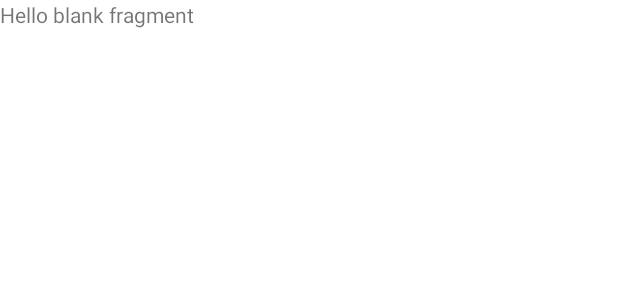
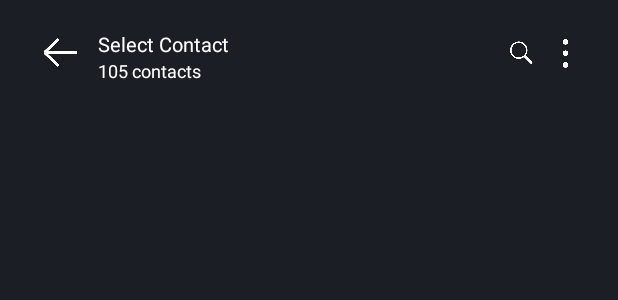
Before and after one commit to amannnnnyyyy/Android_app, an Android app built with Jetpack Compose: the layout fragment_contacts_list.xml on its own in the app's theme, with its tools: preview values and no code run, on a phone screen of 412 x 824 dp. Shown: the top 300 px of the screen. Run offline under Robolectric (Android 15) with nearby library versions, the phone set to English and light mode, and no system bars.

Commit message:
contact list fragment and no action bar

```diff
--- a/app/src/main/AndroidManifest.xml
+++ b/app/src/main/AndroidManifest.xml
@@ -19,13 +19,13 @@
         android:supportsRtl="true"
         android:theme="@style/Theme.MyApplication1">
         <activity
-            android:name=".ContactsListActivity"
+            android:name=".MainActivity"
             android:exported="true" />
         <activity
             android:name=".ChatAppClone"
             android:exported="true" />
         <activity
-            android:name=".MainActivity"
+            android:name=".ContactsListActivity"
             android:exported="true"
             android:theme="@style/Theme.MyApplication1">
             <intent-filter>
--- a/app/src/main/java/com/example/myapplication1/ContactsListActivity.kt
+++ b/app/src/main/java/com/example/myapplication1/ContactsListActivity.kt
@@ -35,6 +35,11 @@ class ContactsListActivity : AppCompatActivity(), ContactsAdapter.OnItemClickLis
             val systemBars = insets.getInsets(WindowInsetsCompat.Type.systemBars())
             v.setPadding(systemBars.left, systemBars.top, systemBars.right, systemBars.bottom)
             insets
+        }
+
+        if(savedInstanceState==null){
+            supportFragmentManager.beginTransaction().replace(R.id.main, MainChats()).commit()
+//            supportFragmentManager.beginTransaction().replace(R.id.main, ContactsList()).commit()
         }
 
         numberOfContacts = findViewById<TextView>(R.id.number_of_contacts)
--- a/app/src/main/java/com/example/myapplication1/MainChats.kt
+++ b/app/src/main/java/com/example/myapplication1/MainChats.kt
@@ -83,9 +83,7 @@ class MainChats : Fragment(), ChatAdapter.OnItemClickListener {
 
     fun openNewChat(view:View){
         view.setOnClickListener {
-            Intent(requireContext(), ContactsListActivity::class.java).also {
-                startActivity(it)
-            }
+            parentFragmentManager.beginTransaction().replace(R.id.main, ContactsList()).commit()
         }
     }
 
--- a/app/src/main/res/layout/fragment_contacts_list.xml
+++ b/app/src/main/res/layout/fragment_contacts_list.xml
@@ -1,14 +1,96 @@
 <?xml version="1.0" encoding="utf-8"?>
-<FrameLayout xmlns:android="http://schemas.android.com/apk/res/android"
+<androidx.constraintlayout.widget.ConstraintLayout xmlns:android="http://schemas.android.com/apk/res/android"
+    xmlns:app="http://schemas.android.com/apk/res-auto"
     xmlns:tools="http://schemas.android.com/tools"
+    android:id="@+id/main"
     android:layout_width="match_parent"
     android:layout_height="match_parent"
-    tools:context=".ContactsList">
+    android:padding="20dp"
+    android:background="@drawable/normal_background_layout"
+    tools:context=".ContactsListActivity">
 
-    <!-- TODO: Update blank fragment layout -->
-    <TextView
+    <RelativeLayout
+        android:id="@+id/header_content"
+        android:layout_width="wrap_content"
+        android:layout_height="wrap_content"
+        app:layout_constraintBottom_toTopOf="@+id/recyclerView"
+        app:layout_constraintEnd_toEndOf="parent"
+        app:layout_constraintStart_toStartOf="parent"
+        app:layout_constraintTop_toTopOf="parent">
+
+        <ImageView
+            android:id="@+id/go_back"
+            android:layout_width="30dp"
+            android:layout_height="30dp"
+            android:contentDescription="@string/go_back"
+            android:src="@drawable/left_arrow"
+            app:layout_constraintEnd_toEndOf="parent"
+            app:layout_constraintStart_toStartOf="parent"
+            android:layout_marginStart="5dp"
+            app:layout_constraintTop_toTopOf="parent"
+            app:tint="@color/white" />
+        <LinearLayout
+            android:layout_width="wrap_content"
+            android:layout_height="wrap_content"
+            android:layout_centerVertical="true"
+            android:layout_toEndOf="@id/go_back"
+            android:orientation="vertical"
+            android:layout_marginStart="10dp"
+            >
+            <TextView
+                android:layout_width="wrap_content"
+                android:layout_height="wrap_content"
+                android:text="Select Contact"
+                android:textColor="@color/white"
+                android:textSize="13sp"
+                />
+            <TextView
+                android:id="@+id/number_of_contacts"
+                android:layout_width="wrap_content"
+                android:layout_height="wrap_content"
+                android:text="105 contacts"
+                android:textColor="@color/white"
+                android:textSize="12sp"
+                />
+        </LinearLayout>
+        <LinearLayout
+            android:layout_width="wrap_content"
+            android:layout_height="wrap_content"
+            app:layout_constraintEnd_toEndOf="parent"
+            app:layout_constraintTop_toTopOf="parent"
+            android:layout_alignParentEnd="true"
+            >
+            <ImageView
+                android:id="@+id/search"
+                android:layout_width="30dp"
+                android:layout_height="30dp"
+                android:contentDescription="@string/search"
+                android:src="@drawable/search_icon"
+
+                app:tint="@color/white" />
+
+            <ImageView
+                android:id="@+id/more_options"
+                android:layout_width="30dp"
+                android:layout_height="30dp"
+                android:layout_alignParentEnd="true"
+                android:contentDescription="@string/more_options"
+                android:src="@drawable/more"
+                app:layout_constraintEnd_toEndOf="parent"
+                app:layout_constraintStart_toStartOf="parent"
+                app:layout_constraintTop_toTopOf="parent"
+                app:tint="@color/white" />
+        </LinearLayout>
+    </RelativeLayout>
+
+    <androidx.recyclerview.widget.RecyclerView
+        android:id="@+id/recyclerView"
         android:layout_width="match_parent"
-        android:layout_height="match_parent"
-        android:text="@string/hello_blank_fragment" />
+        android:layout_height="0dp"
+        app:layout_constraintBottom_toBottomOf="parent"
+        app:layout_constraintEnd_toEndOf="parent"
+        app:layout_constraintStart_toStartOf="parent"
+        app:layout_constraintTop_toBottomOf="@+id/header_content">
 
-</FrameLayout>
+    </androidx.recyclerview.widget.RecyclerView>
+</androidx.constraintlayout.widget.ConstraintLayout>
--- a/app/src/main/res/values-Night/themes.xml
+++ b/app/src/main/res/values-Night/themes.xml
@@ -1,6 +1,6 @@
 <?xml version="1.0" encoding="utf-8"?>
 <resources>
-    <style name="Theme.MyApplication1" parent="Theme.MaterialComponents.DayNight">
+    <style name="Theme.MyApplication1" parent="Theme.MaterialComponents.NoActionBar">
         <item name="android:textColorPrimary">@color/white</item>
         <item name="android:textColorSecondary">#ccc</item>
         <item name="android:background">#000</item>
```
Also changed, not shown: app/src/main/java/com/example/myapplication1/ContactsList.kt (+165 -2 lines).
